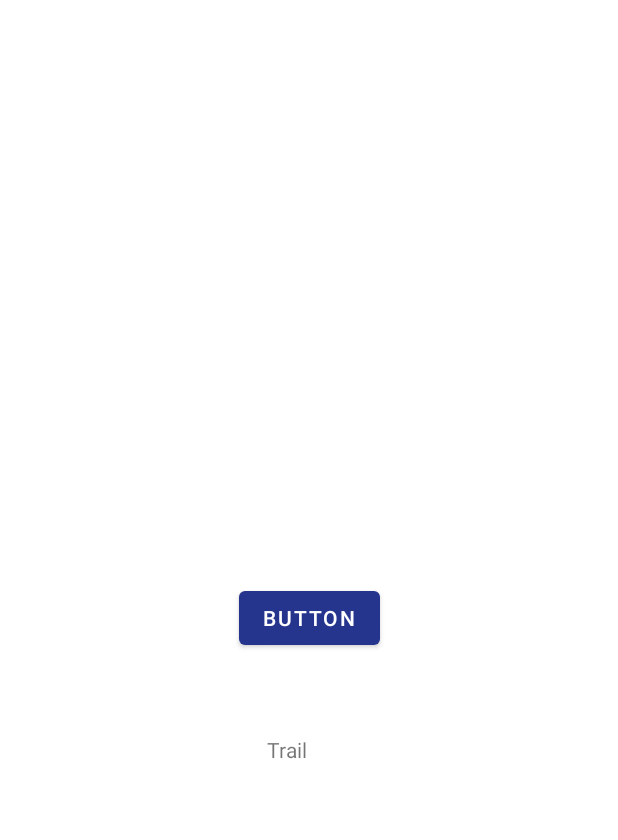
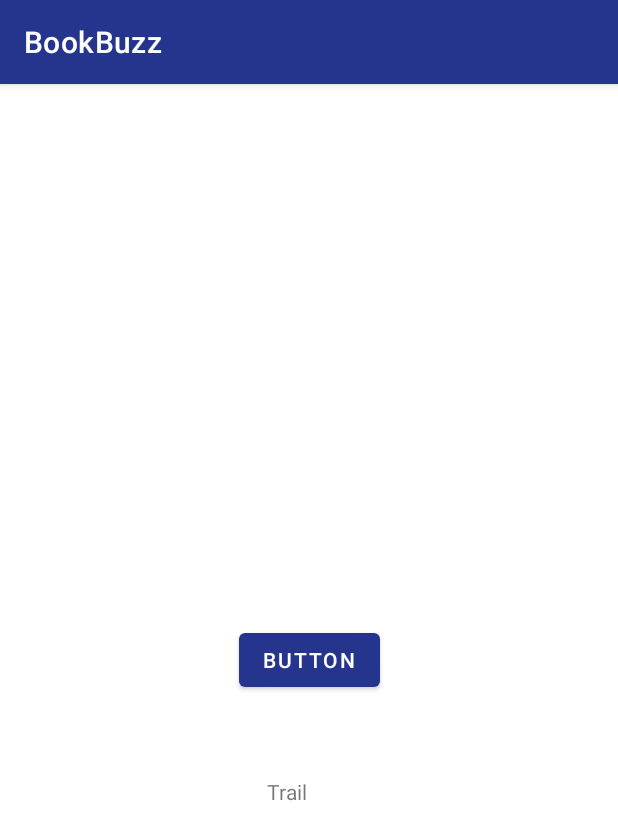
Before and after one commit to nikim178/BookBuzz-1, an Android app: the screen it shows after launch (MainActivity), on a phone screen of 412 x 824 dp. Shown: the top 840 px of the screen. Run offline under Robolectric (Android 15) with nearby library versions, the phone set to English and light mode, and no system bars.

Commit message:
changed themes file

```diff
--- a/app/src/main/res/values/themes.xml
+++ b/app/src/main/res/values/themes.xml
@@ -1,6 +1,6 @@
 <resources xmlns:tools="http://schemas.android.com/tools">
     <!-- Base application theme. -->
-    <style name="Theme.BookBuzz" parent="Theme.MaterialComponents.DayNight.NoActionBar">
+    <style name="Theme.BookBuzz" parent="Theme.MaterialComponents.DayNight.DarkActionBar">
         <!-- Primary brand color. -->
         <item name="colorPrimary">@color/purple_500</item>
         <item name="colorPrimaryVariant">@color/purple_700</item>
```
